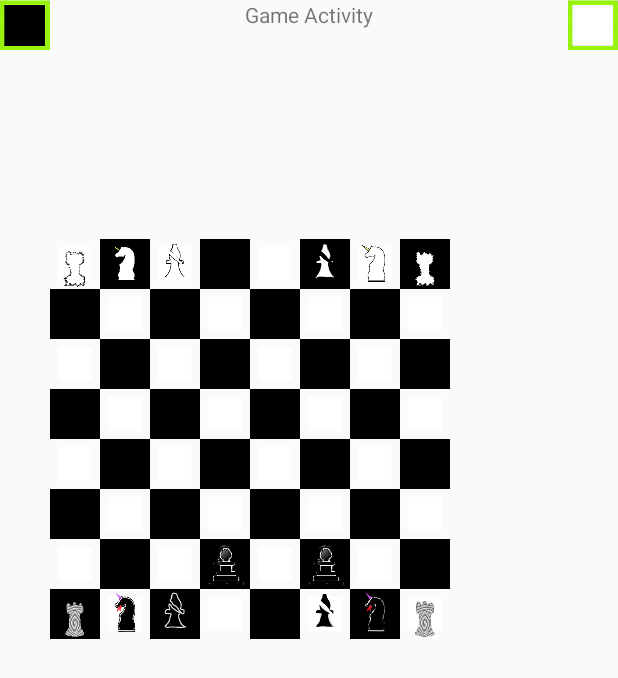
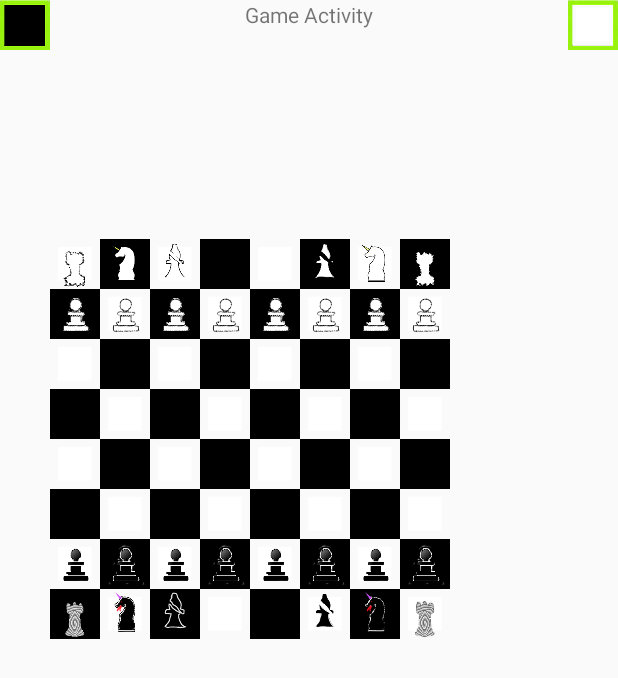
Before and after one commit to UMKCTeamSeven/OmniChessRandD, an Android app: the GameActivity screen opened directly, with no data from a screen before it, on a phone screen of 412 x 824 dp. Shown: the top 678 px of the screen. Run offline under Robolectric (Android 15) with nearby library versions, the phone set to English and light mode, and no system bars; libraries missing offline, so code that uses them is left out: junit.framework.

Commit message:
Full set of pawns and some code organizing
Rearranged and renamed variables for quicker understanding of what is
going on... once I hasve a full board I'll refactor all this into one
method, and make a method for setting up individual pieces in one call.

```diff
--- a/OmniChess/app/src/main/java/com/donthaveawebsite/mhy/ocfix/GameActivity.java
+++ b/OmniChess/app/src/main/java/com/donthaveawebsite/mhy/ocfix/GameActivity.java
@@ -121,28 +121,94 @@ public class GameActivity extends Activity implements OnClickListener
 
         }
     mainboard = theboard;
-        Pawn testpawn2 = new Pawn(true,3,1,1);
-        Pawn testpawn3 = new Pawn(true,5,1,1);
 
+        //white pawns
+        Pawn whitepawn1 = new Pawn(true, 0,6,1);
+        Pawn whitepawn2 = new Pawn(true, 1,6,1);
+        Pawn whitepawn3 = new Pawn(true, 2,6,1);
+        Pawn whitepawn4 = new Pawn(true, 3,6,1);
+        Pawn whitepawn5 = new Pawn(true, 4,6,1);
+        Pawn whitepawn6 = new Pawn(true, 5,6,1);
+        Pawn whitepawn7 = new Pawn(true, 6,6,1);
+        Pawn whitepawn8 = new Pawn(true, 7,6,1);
+
+        whitepawn1.switchcolor();
+        whitepawn2.switchcolor();
+        whitepawn3.switchcolor();
+        whitepawn4.switchcolor();
+        whitepawn5.switchcolor();
+        whitepawn6.switchcolor();
+        whitepawn7.switchcolor();
+        whitepawn8.switchcolor();
+
+        theboard.getSpot(0, 6).placePiece(whitepawn1);
+        theboard.getSpot(0, 6).getAppearance().setImageResource(R.drawable.ni_pawnw);
+        theboard.getSpot(1, 6).placePiece(whitepawn2);
+        theboard.getSpot(1, 6).getAppearance().setImageResource(R.drawable.ni_pawnw);
+        theboard.getSpot(2, 6).placePiece(whitepawn3);
+        theboard.getSpot(2, 6).getAppearance().setImageResource(R.drawable.ni_pawnw);
+        theboard.getSpot(3, 6).placePiece(whitepawn4);
+        theboard.getSpot(3, 6).getAppearance().setImageResource(R.drawable.ni_pawnw);
+        theboard.getSpot(4, 6).placePiece(whitepawn5);
+        theboard.getSpot(4, 6).getAppearance().setImageResource(R.drawable.ni_pawnw);
+        theboard.getSpot(5, 6).placePiece(whitepawn6);
+        theboard.getSpot(5, 6).getAppearance().setImageResource(R.drawable.ni_pawnw);
+        theboard.getSpot(6, 6).placePiece(whitepawn7);
+        theboard.getSpot(6, 6).getAppearance().setImageResource(R.drawable.ni_pawnw);
+        theboard.getSpot(7, 6).placePiece(whitepawn8);
+        theboard.getSpot(7, 6).getAppearance().setImageResource(R.drawable.ni_pawnw);
+
+
+        //black pawns
+
+
+        Pawn testpawn1 = new Pawn(true,0,1,1);
+        Pawn testpawn2 = new Pawn(true,1,1,1);
+        Pawn testpawn3 = new Pawn(true,2,1,1);
+        Pawn testpawn4 = new Pawn(true,3,1,1);
+        Pawn testpawn5 = new Pawn(true,4,1,1);
+        Pawn testpawn6 = new Pawn(true,5,1,1);
+        Pawn testpawn7 = new Pawn(true,6,1,1);
+        Pawn testpawn8 = new Pawn(true,7,1,1);
+
+
+        theboard.getSpot(0, 1).placePiece(testpawn1);
+        theboard.getSpot(0,1).getAppearance().setImageResource(R.drawable.ni_pawn);
+        theboard.getSpot(1, 1).placePiece(testpawn2);
+        theboard.getSpot(1,1).getAppearance().setImageResource(R.drawable.ni_pawn);
+        theboard.getSpot(2, 1).placePiece(testpawn3);
+        theboard.getSpot(2,1).getAppearance().setImageResource(R.drawable.ni_pawn);
+        theboard.getSpot(3, 1).placePiece(testpawn4);
+        theboard.getSpot(3,1).getAppearance().setImageResource(R.drawable.ni_pawn);
+        theboard.getSpot(4, 1).placePiece(testpawn5);
+        theboard.getSpot(4,1).getAppearance().setImageResource(R.drawable.ni_pawn);
+        theboard.getSpot(5, 1).placePiece(testpawn6);
+        theboard.getSpot(5,1).getAppearance().setImageResource(R.drawable.ni_pawn);
+        theboard.getSpot(6, 1).placePiece(testpawn7);
+        theboard.getSpot(6,1).getAppearance().setImageResource(R.drawable.ni_pawn);
+        theboard.getSpot(7, 1).placePiece(testpawn8);
+        theboard.getSpot(7,1).getAppearance().setImageResource(R.drawable.ni_pawn);
+
+
+        //knights
         Knight whitetestknight = new Knight(true,  1, 7,1);
         Knight testknight = new Knight(true,1,0,1);
-
         Knight whiteknight = new Knight(true,  6, 7,1);
         Knight blackknight = new Knight(true,6,0,1);
 
-
+        //rooks
         Rook whitetestrook2 = new Rook(true, 0, 7,1);
         Rook whitetestrook3 = new Rook(true, 7, 7,1);
-
         Rook blackrook = new Rook(true, 0,0, 1);
         Rook blackrook2 = new Rook(true, 7,0, 1);
 
+        //bishops
         Bishop blackbish = new Bishop(true, 2,0,1);
         Bishop blackbish2 = new Bishop(true, 5,0,1);
-
         Bishop whitebish = new Bishop(true, 2,7,1);
         Bishop whitebish2 = new Bishop(true, 5,7,1);
 
+        //white pieces need color swap
         whitetestknight.switchcolor();
         whitetestrook2.switchcolor();
         whitetestrook3.switchcolor();
@@ -150,43 +216,39 @@ public class GameActivity extends Activity implements OnClickListener
         whitebish.switchcolor();
         whitebish2.switchcolor();
 
-        theboard.getSpot(1,0).placePiece(testknight);
+
+
+        theboard.getSpot(1, 0).placePiece(testknight);
         theboard.getSpot(1,0).getAppearance().setImageResource(R.drawable.ni_bknight);
-        theboard.getSpot(1,7).placePiece(whitetestknight);
+        theboard.getSpot(1, 7).placePiece(whitetestknight);
         theboard.getSpot(1,7).getAppearance().setImageResource(R.drawable.ni_wknight);
 
-        theboard.getSpot(6,0).placePiece(blackknight);
+        theboard.getSpot(6, 0).placePiece(blackknight);
         theboard.getSpot(6,0).getAppearance().setImageResource(R.drawable.ni_bknight);
-        theboard.getSpot(6,7).placePiece(whiteknight);
+        theboard.getSpot(6, 7).placePiece(whiteknight);
         theboard.getSpot(6,7).getAppearance().setImageResource(R.drawable.ni_wknight);
 
-        theboard.getSpot(2,0).placePiece(blackbish);
+        theboard.getSpot(2, 0).placePiece(blackbish);
         theboard.getSpot(2,0).getAppearance().setImageResource(R.drawable.ni_bishop);
-        theboard.getSpot(5,0).placePiece(blackbish2);
+        theboard.getSpot(5, 0).placePiece(blackbish2);
         theboard.getSpot(5,0).getAppearance().setImageResource(R.drawable.ni_bishop);
 
-        theboard.getSpot(2,7).placePiece(whitebish);
+        theboard.getSpot(2, 7).placePiece(whitebish);
         theboard.getSpot(2,7).getAppearance().setImageResource(R.drawable.ni_bishopw);
-        theboard.getSpot(5,7).placePiece(whitebish2);
+        theboard.getSpot(5, 7).placePiece(whitebish2);
         theboard.getSpot(5,7).getAppearance().setImageResource(R.drawable.ni_bishopw);
 
 
-        theboard.getSpot(0,7).placePiece(whitetestrook2);
+        theboard.getSpot(0, 7).placePiece(whitetestrook2);
         theboard.getSpot(0,7).getAppearance().setImageResource(R.drawable.ni_rookw);
-        theboard.getSpot(7,7).placePiece(whitetestrook3);
+        theboard.getSpot(7, 7).placePiece(whitetestrook3);
         theboard.getSpot(7,7).getAppearance().setImageResource(R.drawable.ni_rookw);
 
-        theboard.getSpot(7,0).placePiece(blackrook2);
+        theboard.getSpot(7, 0).placePiece(blackrook2);
         theboard.getSpot(7,0).getAppearance().setImageResource(R.drawable.ni_rook);
-        theboard.getSpot(0,0).placePiece(blackrook);
+        theboard.getSpot(0, 0).placePiece(blackrook);
         theboard.getSpot(0,0).getAppearance().setImageResource(R.drawable.ni_rook);
 
-
-        theboard.getSpot(3,1).placePiece(testpawn2);
-        theboard.getSpot(3,1).getAppearance().setImageResource(R.drawable.ni_pawn);
-
-        theboard.getSpot(5,1).placePiece(testpawn3);
-        theboard.getSpot(5,1).getAppearance().setImageResource(R.drawable.ni_pawn);
 
 
 
```
Also changed, not shown: 2 other files.
